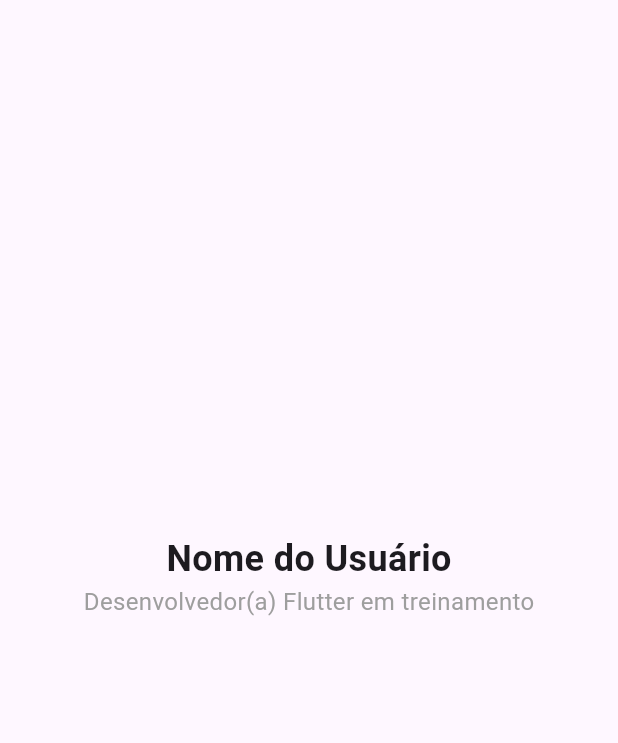
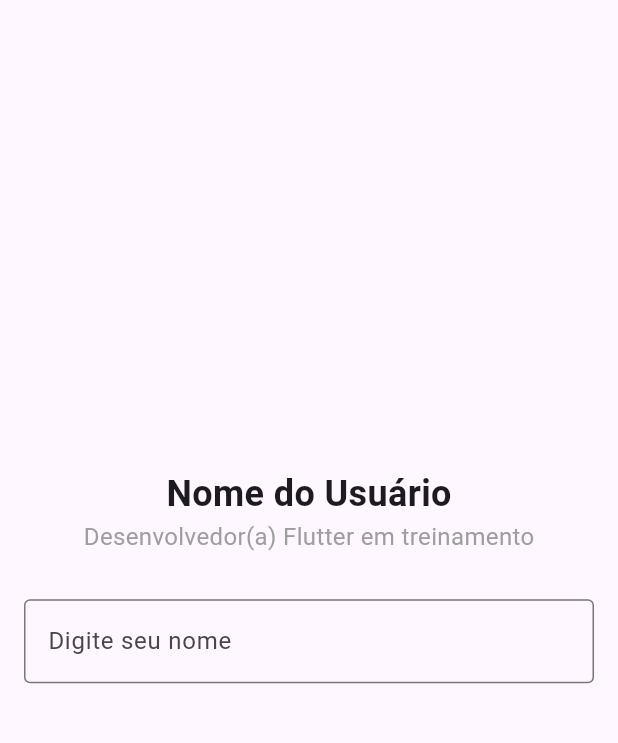
Before and after one commit to HelenLauren/flutter-mini-projects, a Flutter app: the screen it shows after launch, on a phone screen of 412 x 824 dp, the part 84-827 px from its top. Run offline on Flutter 3.47's test engine with Material 3 defaults, Android fonts, the phone set to English and light mode, and no system bars.

Commit message:
feat: add interactive profile app with stateful widget and text field

```diff
--- a/lib/main.dart
+++ b/lib/main.dart
@@ -15,8 +15,16 @@ class ProfileApp extends StatefulWidget {
 
 class _ProfileAppState extends State<ProfileApp> {
   // Variável de estado: guarda a informação que pode mudar.
-  // O underscore (_) a torna privada para esta classe.
   String _displayedName = 'Nome do Usuário';
+
+  // 1. Crie o controller.
+  final TextEditingController _nameController = TextEditingController();
+
+  @override
+  void dispose() {
+    _nameController.dispose();
+    super.dispose();
+  }
 
   @override
   Widget build(BuildContext context) {
@@ -35,12 +43,22 @@ class _ProfileAppState extends State<ProfileApp> {
             children: [
               // Agora, este Text usa a nossa variável de estado.
               Text(
-                _displayedName, // Usa a variável de estado
+                _displayedName,
                 style: const TextStyle(fontSize: 24, fontWeight: FontWeight.bold),
               ),
               const Text(
                 'Desenvolvedor(a) Flutter em treinamento',
                 style: TextStyle(fontSize: 16, color: Colors.grey),
+              ),
+              // Adicione um espaçamento
+              const SizedBox(height: 30),
+              // O widget para entrada de texto.
+              TextField(
+                controller: _nameController, // Conecta o controller ao TextField.
+                decoration: const InputDecoration(
+                  border: OutlineInputBorder(),
+                  labelText: 'Digite seu nome',
+                ),
               ),
             ],
           ),
```
